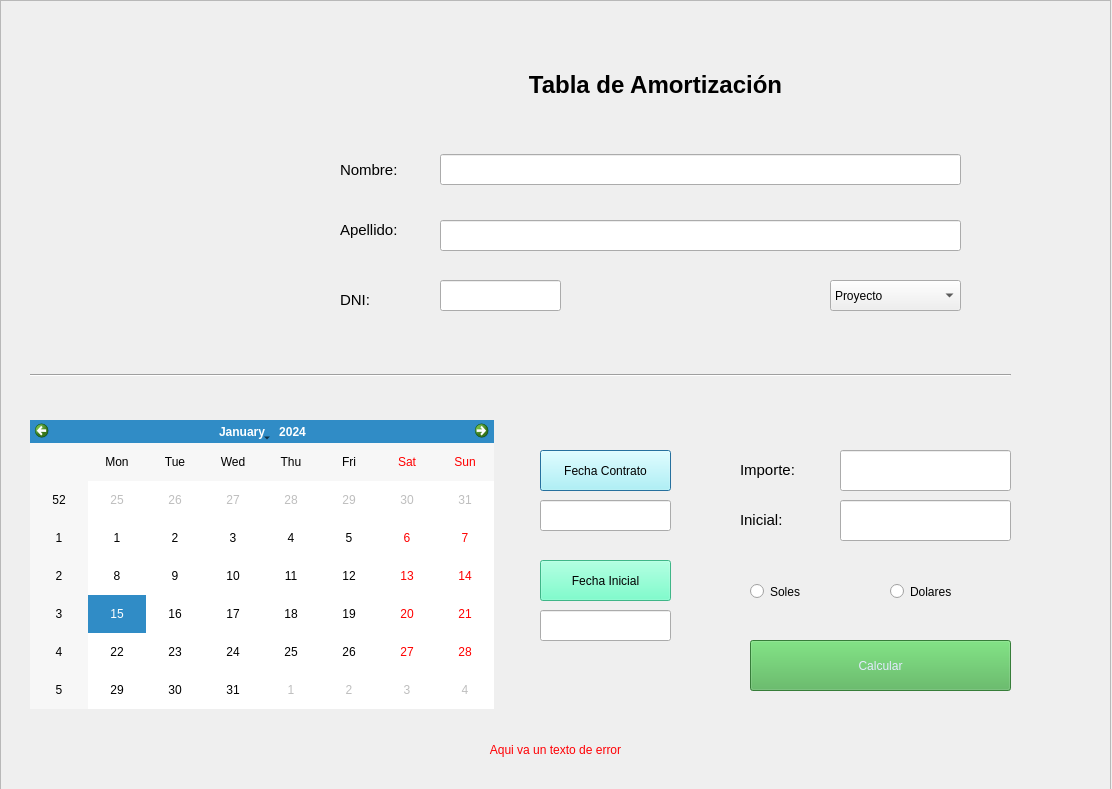
Before: the Qt Designer form Tabla.ui in anthoni-gmu/Tabla-de-Amortizacion, drawn with Qt 5.
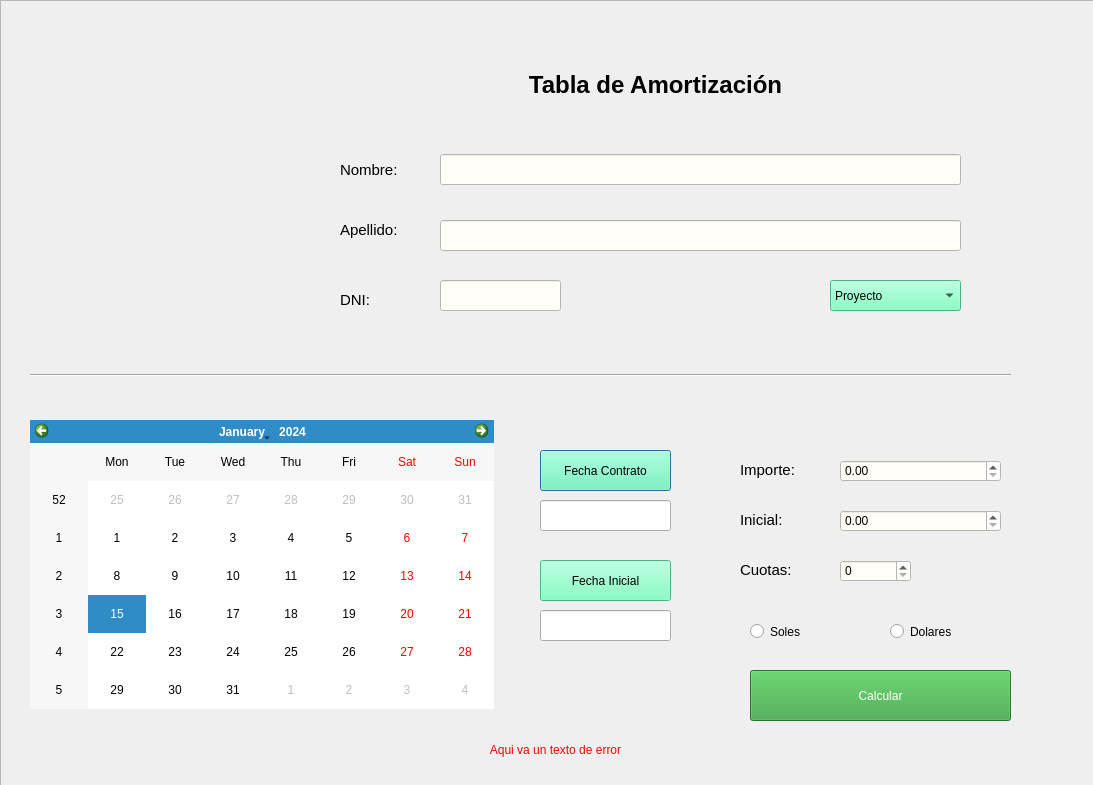
After: the same form once the commit is applied. Icons and pictures are not drawn.

Patch:
```diff
--- a/Tabla.ui
+++ b/Tabla.ui
@@ -1,13 +1,13 @@
 <?xml version="1.0" encoding="UTF-8"?>
 <ui version="4.0">
- <class>Dialog</class>
- <widget class="QDialog" name="Dialog">
+ <class>Huertas</class>
+ <widget class="QDialog" name="Huertas">
   <property name="geometry">
    <rect>
     <x>0</x>
     <y>0</y>
-    <width>1112</width>
-    <height>789</height>
+    <width>1093</width>
+    <height>785</height>
    </rect>
   </property>
   <property name="windowTitle">
@@ -23,8 +23,7 @@
     </rect>
    </property>
    <property name="styleSheet">
-    <string notr="true">
-</string>
+    <string notr="true"/>
    </property>
    <property name="frameShape">
     <enum>QFrame::StyledPanel</enum>
@@ -51,10 +50,10 @@
     </property>
     <property name="geometry">
      <rect>
-      <x>40</x>
-      <y>20</y>
-      <width>281</width>
-      <height>331</height>
+      <x>50</x>
+      <y>70</y>
+      <width>201</width>
+      <height>231</height>
      </rect>
     </property>
     <property name="frameShadow">
@@ -64,7 +63,7 @@
      <string/>
     </property>
     <property name="pixmap">
-     <pixmap>../../../Desktop/diseño/xdddd.svg</pixmap>
+     <pixmap>respaldo/imagenHuertas.ico</pixmap>
     </property>
    </widget>
    <widget class="QLabel" name="label_5">
@@ -126,11 +125,15 @@
      </font>
     </property>
     <property name="styleSheet">
-     <string notr="true">border-color: rgb(18, 154, 168);</string>
+     <string notr="true">border-color: rgb(18, 154, 168);
+background-color: rgb(255, 254, 248);</string>
     </property>
     <property name="text">
      <string/>
     </property>
+    <property name="clearButtonEnabled">
+     <bool>true</bool>
+    </property>
    </widget>
    <widget class="QLineEdit" name="lastname">
     <property name="geometry">
@@ -147,11 +150,15 @@
      </font>
     </property>
     <property name="styleSheet">
-     <string notr="true">border-color: rgb(18, 154, 168);</string>
+     <string notr="true">border-color: rgb(18, 154, 168);
+background-color: rgb(255, 254, 248);</string>
     </property>
     <property name="text">
      <string/>
     </property>
+    <property name="clearButtonEnabled">
+     <bool>true</bool>
+    </property>
    </widget>
    <widget class="QLineEdit" name="dni">
     <property name="geometry">
@@ -168,11 +175,15 @@
      </font>
     </property>
     <property name="styleSheet">
-     <string notr="true">border-color: rgb(18, 154, 168);</string>
+     <string notr="true">border-color: rgb(18, 154, 168);
+background-color: rgb(255, 254, 248);</string>
     </property>
     <property name="text">
      <string/>
     </property>
+    <property name="clearButtonEnabled">
+     <bool>true</bool>
+    </property>
    </widget>
    <widget class="QCalendarWidget" name="calendarWidget">
     <property name="geometry">
@@ -183,6 +194,10 @@
       <height>289</height>
      </rect>
     </property>
+    <property name="styleSheet">
+     <string notr="true">
+</string>
+    </property>
    </widget>
    <widget class="QLineEdit" name="lineEdit">
     <property name="geometry">
@@ -199,6 +214,9 @@
     <property name="readOnly">
      <bool>true</bool>
     </property>
+    <property name="clearButtonEnabled">
+     <bool>false</bool>
+    </property>
    </widget>
    <widget class="QLineEdit" name="lineEdit_2">
     <property name="geometry">
@@ -212,6 +230,9 @@
     <property name="readOnly">
      <bool>true</bool>
     </property>
+    <property name="clearButtonEnabled">
+     <bool>false</bool>
+    </property>
    </widget>
    <widget class="QPushButton" name="btnContrato">
     <property name="geometry">
@@ -223,8 +244,9 @@
      </rect>
     </property>
     <property name="styleSheet">
-     <string notr="true">background-color: rgb(170, 255, 255);
-font: 75 9pt &quot;MS Shell Dlg 2&quot;;</string>
+     <string notr="true">background-color: rgb(101, 255, 183);
+
+font: 75 12pt &quot;MS Shell Dlg 2&quot;;</string>
     </property>
     <property name="text">
      <string>Fecha Contrato</string>
@@ -240,8 +262,9 @@
      </rect>
     </property>
     <property name="styleSheet">
-     <string notr="true">background-color: rgb(88, 255, 191);
-font: 75 9pt &quot;MS Shell Dlg 2&quot;;</string>
+     <string notr="true">background-color: rgb(101, 255, 183);
+
+font: 75 12pt &quot;MS Shell Dlg 2&quot;;</string>
     </property>
     <property name="text">
      <string>Fecha Inicial</string>
@@ -283,53 +306,11 @@
      <string>&lt;html&gt;&lt;head/&gt;&lt;body&gt;&lt;p&gt;&lt;span style=&quot; font-size:11pt;&quot;&gt;Inicial:&lt;/span&gt;&lt;/p&gt;&lt;/body&gt;&lt;/html&gt;</string>
     </property>
    </widget>
-   <widget class="QLineEdit" name="importe">
-    <property name="geometry">
-     <rect>
-      <x>840</x>
-      <y>450</y>
-      <width>171</width>
-      <height>41</height>
-     </rect>
-    </property>
-    <property name="font">
-     <font>
-      <pointsize>12</pointsize>
-     </font>
-    </property>
-    <property name="styleSheet">
-     <string notr="true">border-color: rgb(18, 154, 168);</string>
-    </property>
-    <property name="text">
-     <string/>
-    </property>
-   </widget>
-   <widget class="QLineEdit" name="inicial">
-    <property name="geometry">
-     <rect>
-      <x>840</x>
-      <y>500</y>
-      <width>171</width>
-      <height>41</height>
-     </rect>
-    </property>
-    <property name="font">
-     <font>
-      <pointsize>12</pointsize>
-     </font>
-    </property>
-    <property name="styleSheet">
-     <string notr="true">border-color: rgb(18, 154, 168);</string>
-    </property>
-    <property name="text">
-     <string/>
-    </property>
-   </widget>
    <widget class="QRadioButton" name="radioButton">
     <property name="geometry">
      <rect>
       <x>750</x>
-      <y>580</y>
+      <y>620</y>
       <width>119</width>
       <height>23</height>
      </rect>
@@ -345,13 +326,14 @@
     <property name="geometry">
      <rect>
       <x>890</x>
-      <y>580</y>
+      <y>620</y>
       <width>119</width>
       <height>23</height>
      </rect>
     </property>
     <property name="styleSheet">
-     <string notr="true">font: 10pt &quot;MS Shell Dlg 2&quot;;</string>
+     <string notr="true">font: 10pt &quot;MS Shell Dlg 2&quot;;
+</string>
     </property>
     <property name="text">
      <string>Dolares</string>
@@ -367,7 +349,9 @@
      </rect>
     </property>
     <property name="styleSheet">
-     <string notr="true">font: 10pt &quot;MS Shell Dlg 2&quot;;</string>
+     <string notr="true">font: 12pt &quot;MS Shell Dlg 2&quot;;
+background-color: rgb(101, 255, 183);
+</string>
     </property>
     <item>
      <property name="text">
@@ -389,26 +373,24 @@
       <string>Apolo</string>
      </property>
     </item>
-    <item>
-     <property name="text">
-      <string>Falcon</string>
-     </property>
-    </item>
    </widget>
    <widget class="QPushButton" name="btnCalcular">
     <property name="geometry">
      <rect>
       <x>750</x>
-      <y>640</y>
+      <y>670</y>
       <width>261</width>
       <height>51</height>
      </rect>
     </property>
+    <property name="whatsThis">
+     <string/>
+    </property>
     <property name="styleSheet">
-     <string notr="true">background-color: #4CAF50;
-font: 75 16pt &quot;MS Shell Dlg 2&quot;;
-color:rgb(228, 234, 255);
-</string>
+     <string notr="true">background-color: rgb(55, 162, 61);
+color: rgb(255, 255, 255);
+font: 64 18pt &quot;Segoe UI Semibold&quot;;
+selection-color: rgb(255, 255, 127);</string>
     </property>
     <property name="text">
      <string>Calcular</string>
@@ -447,6 +429,75 @@
      <string>&lt;html&gt;&lt;head/&gt;&lt;body&gt;&lt;p align=&quot;center&quot;&gt;Aqui va un texto de error&lt;/p&gt;&lt;/body&gt;&lt;/html&gt;</string>
     </property>
    </widget>
+   <widget class="QLabel" name="label_11">
+    <property name="geometry">
+     <rect>
+      <x>740</x>
+      <y>550</y>
+      <width>91</width>
+      <height>41</height>
+     </rect>
+    </property>
+    <property name="font">
+     <font>
+      <pointsize>14</pointsize>
+     </font>
+    </property>
+    <property name="text">
+     <string>&lt;html&gt;&lt;head/&gt;&lt;body&gt;&lt;p&gt;&lt;span style=&quot; font-size:11pt;&quot;&gt;Cuotas:&lt;/span&gt;&lt;/p&gt;&lt;/body&gt;&lt;/html&gt;</string>
+    </property>
+   </widget>
+   <widget class="QSpinBox" name="cuota">
+    <property name="geometry">
+     <rect>
+      <x>840</x>
+      <y>560</y>
+      <width>71</width>
+      <height>22</height>
+     </rect>
+    </property>
+    <property name="styleSheet">
+     <string notr="true">font: 12pt &quot;MS Shell Dlg 2&quot;;
+background-color: rgb(255, 254, 248);</string>
+    </property>
+    <property name="maximum">
+     <number>150</number>
+    </property>
+   </widget>
+   <widget class="QDoubleSpinBox" name="inicial">
+    <property name="geometry">
+     <rect>
+      <x>840</x>
+      <y>510</y>
+      <width>161</width>
+      <height>22</height>
+     </rect>
+    </property>
+    <property name="styleSheet">
+     <string notr="true">font: 12pt &quot;MS Shell Dlg 2&quot;;
+background-color: rgb(255, 254, 248);</string>
+    </property>
+    <property name="maximum">
+     <double>999999999.990000009536743</double>
+    </property>
+   </widget>
+   <widget class="QDoubleSpinBox" name="importe">
+    <property name="geometry">
+     <rect>
+      <x>840</x>
+      <y>460</y>
+      <width>161</width>
+      <height>22</height>
+     </rect>
+    </property>
+    <property name="styleSheet">
+     <string notr="true">font: 12pt &quot;MS Shell Dlg 2&quot;;
+background-color: rgb(255, 254, 248);</string>
+    </property>
+    <property name="maximum">
+     <double>999999999.990000009536743</double>
+    </property>
+   </widget>
   </widget>
  </widget>
  <resources/>
```
